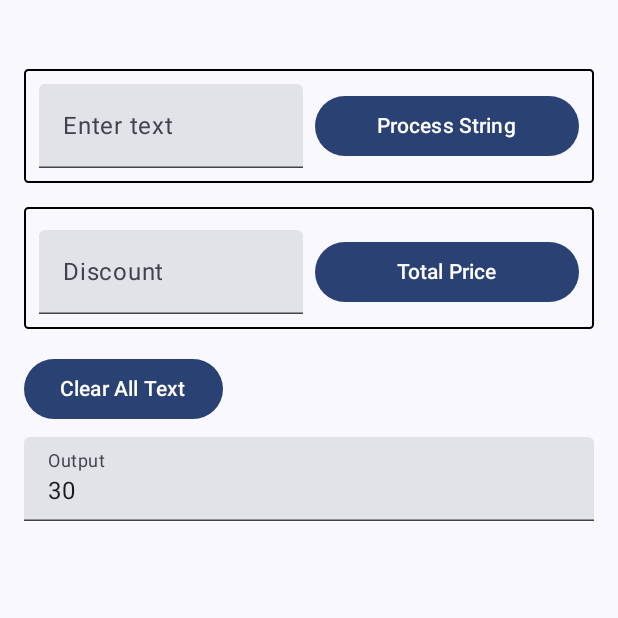
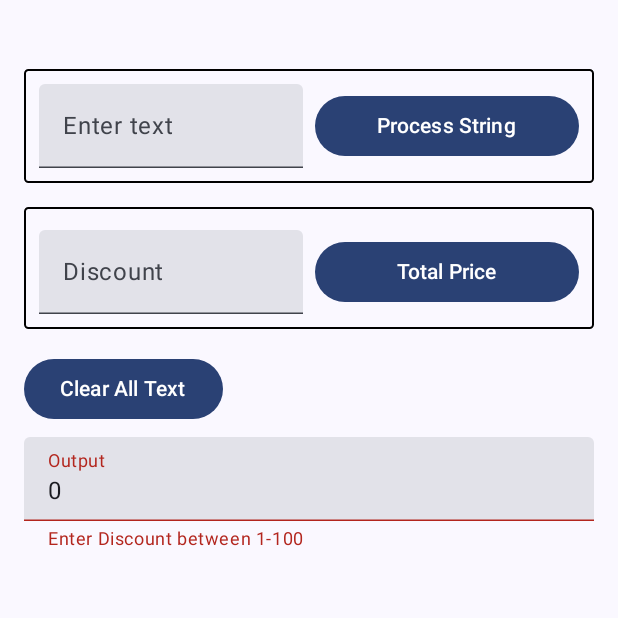
Before and after one commit to vjpatole/DemoAssignment, an Android app built with Jetpack Compose: the screen it shows after launch (MainActivity), after a tap on "Total Price", on a phone screen of 412 x 824 dp, the top half of it. Run offline under Robolectric (Android 15) with nearby library versions, the phone set to English and light mode, and no system bars; 1 other tap on this screen came first.

Commit message:
First Commit

```diff
--- a/app/build.gradle.kts
+++ b/app/build.gradle.kts
@@ -89,8 +89,9 @@ dependencies {
     debugImplementation("androidx.compose.ui:ui-tooling:1.5.1")
     debugImplementation("androidx.compose.ui:ui-test-manifest:1.5.1")
 
-    implementation("org.jacoco:org.jacoco.core:0.8.11")
+    testImplementation("org.jacoco:org.jacoco.core:0.8.11")
 }
+
 
 jacoco {
     toolVersion = "0.8.11" // Use the latest version
--- a/app/src/main/java/com/silverst/kpitassignment/MainViewModel.kt
+++ b/app/src/main/java/com/silverst/kpitassignment/MainViewModel.kt
@@ -26,12 +26,19 @@ class MainViewModel: ViewModel() {
     private val _totalPrice = MutableStateFlow(0)
     val totalPrice :StateFlow<Int> = _totalPrice
 
+    private val _validationError = MutableStateFlow("")
+    val validationError: StateFlow<String> get() = _validationError
+
     fun updateInputText(text: String) {
         _inputText.value = text
     }
 
     fun updateInputDiscount(discountValue: String){
         _inputDiscount.value = discountValue
+    }
+
+    fun updateProductPrices(productPriceList: List<Int>){
+        _productPrices.value = productPriceList
     }
 
     fun findAllSubsets(inputStr: String) {
@@ -61,35 +68,49 @@ class MainViewModel: ViewModel() {
         _inputText.value = ""
         _inputDiscount.value = ""
         _subsets.value = emptyList()
+        _productPrices.value = emptyList()
     }
 
-    fun getProductsPrices() = listOf(
-        10,
-        20
-    )
+    fun calculateTotalPrice(inputStr: String) {
 
-    fun calculateTotalPrice(inputStr: String) {
+        if (inputStr.isEmpty()){
+            _validationError.value = "Enter Discount between 1-100"
+            return
+        }
+
         val discount = inputStr.toInt()
-        val prices = getProductsPrices()
-        // Check if the list is empty or discount is invalid
-        if (prices.isEmpty() || discount < 0 || discount > 100) {
-            _totalPrice.value = 0
-        } else {
-            // Find the most expensive item
-            val maxPrice = prices.maxOrNull() ?: 0
+        val prices = productPrices.value
 
-            // Calculate the discount amount for the most expensive item
-            val discountAmount = maxPrice * discount / 100.0
 
-            // Calculate the total price with the discount applied
-            val totalPrice = prices.sum() - discountAmount
+        // Validate discount constraint
+        if (discount < 0 || discount > 100) {
+            _validationError.value = "Discount must be between 0 and 100."
+            return
+        }
 
-            if (totalPrice <= 0){
-                _totalPrice.value = 0
-            }else{
-                // Return the total price rounded down to the nearest integer
-                _totalPrice.value = totalPrice.toInt()
-            }
+        // Validate price constraints
+        if (prices.isEmpty() || prices.size >= 100) {
+            _validationError.value = "Number of products must be between 1 and 99."
+            return
         }
+
+        if (prices.any { it <= 0 || it >= 100_000 }) {
+            _validationError.value = "Price of each product must be between 1 and 99,999."
+            return
+        }
+
+        _validationError.value = ""
+
+        // Find the most expensive product
+        val maxPrice = prices.maxOrNull() ?: 0
+
+        // Calculate the discount amount for the most expensive item
+        val discountAmount = (maxPrice * discount) / 100.0
+
+        // Calculate the total price after applying the discount
+        val total = prices.sum() - discountAmount
+
+        // Return the total rounded down to the nearest integer
+        _totalPrice.value = total.toInt()
     }
 }
--- a/app/src/main/java/com/silverst/kpitassignment/presentation/composables/MainScreen.kt
+++ b/app/src/main/java/com/silverst/kpitassignment/presentation/composables/MainScreen.kt
@@ -18,6 +18,7 @@ import androidx.compose.foundation.shape.RoundedCornerShape
 import androidx.compose.foundation.text.KeyboardOptions
 import androidx.compose.foundation.verticalScroll
 import androidx.compose.material3.Button
+import androidx.compose.material3.MaterialTheme
 import androidx.compose.material3.Text
 import androidx.compose.material3.TextField
 import androidx.compose.runtime.Composable
@@ -51,6 +52,9 @@ fun AppMainScreen(
     val discountNumber by mainViewModel.inputDiscount.collectAsState()
 
     val totalPrice by mainViewModel.totalPrice.collectAsState()
+    val validationError by mainViewModel.validationError.collectAsState()
+
+    mainViewModel.updateProductPrices(listOf(10, 2000))
 
     Column(modifier = Modifier.fillMaxSize().padding(top = 30.dp, bottom = 50.dp)) {
         Box(modifier = Modifier
@@ -148,12 +152,22 @@ fun AppMainScreen(
                         value = totalPrice.toString(),
                         onValueChange = {},
                         readOnly = true,
+                        isError = validationError.isNotEmpty(),
                         label = { Text("Output") },
                         modifier = Modifier
                             .fillMaxWidth()
                             .heightIn(min = 56.dp)
                             .verticalScroll(rememberScrollState())
                     )
+
+                    if (validationError.isNotEmpty()){
+                        Text(
+                            text = validationError,
+                            color = MaterialTheme.colorScheme.error,
+                            style = MaterialTheme.typography.bodySmall,
+                            modifier = Modifier.padding(start = 16.dp, top = 4.dp)
+                        )
+                    }
                 }
             }
         }
```
Also changed, not shown: build.gradle.kts (+41 -3 lines), 1 other file.
